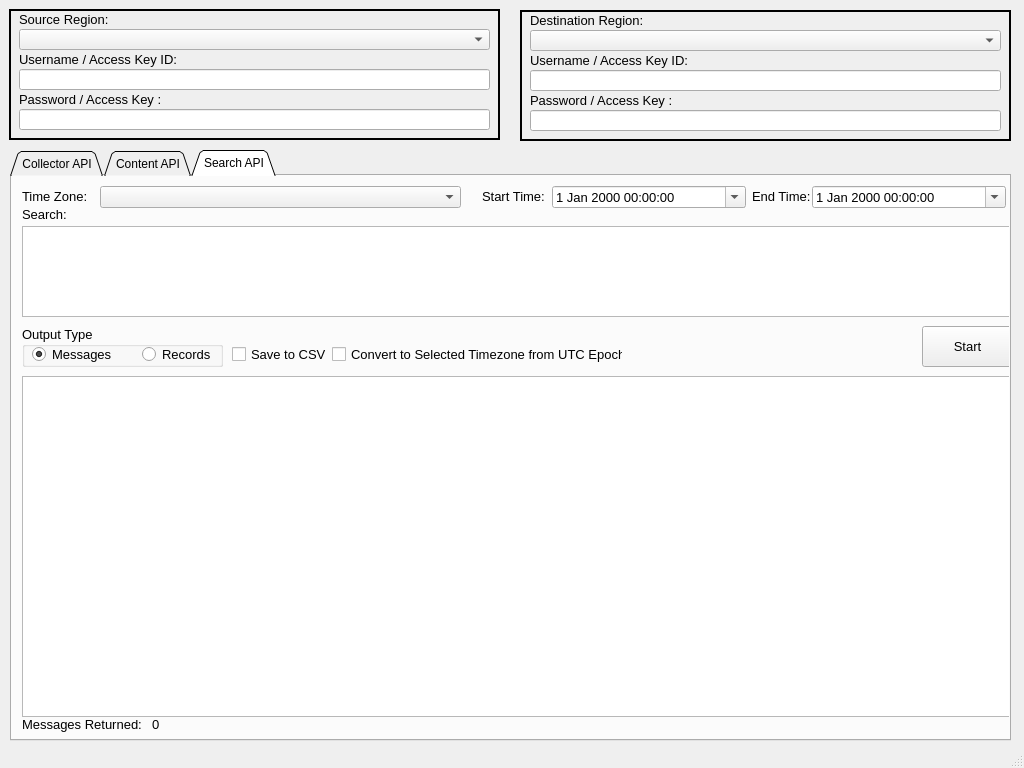
First picture: the form in data/sumotoolbox.ui, repository SumoLogic/sumologictoolbox, before the edit.
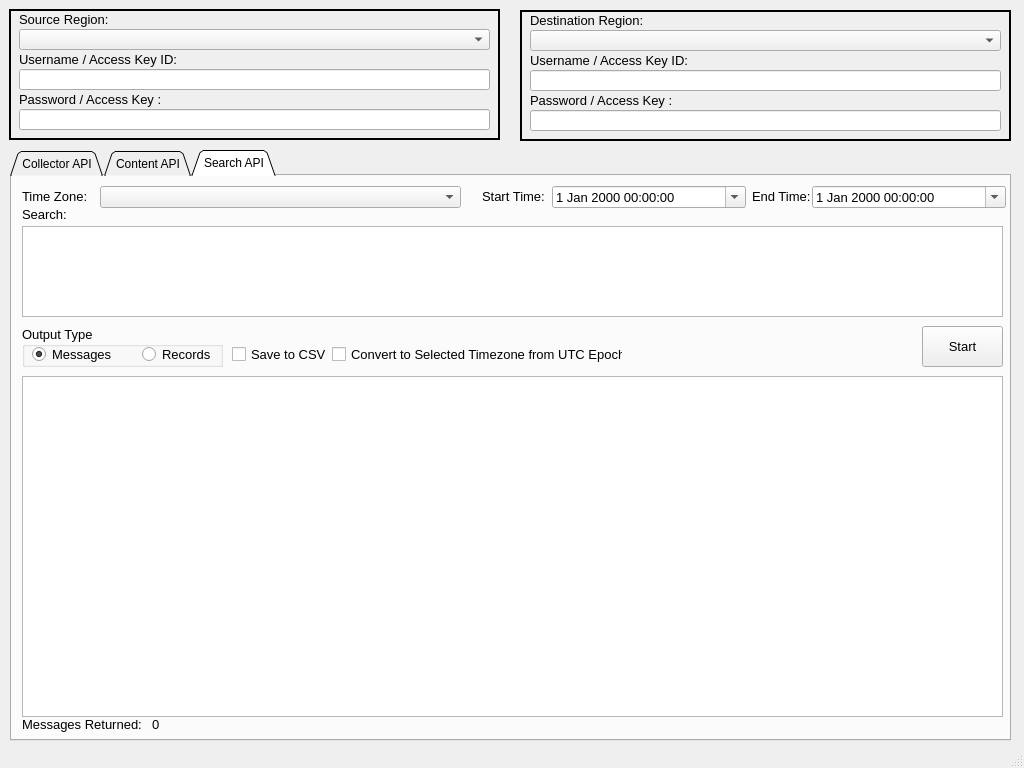
Second picture: the form after the edit. The open tabs and pages were chosen to show the change.

Commit message: Fixed Minor sizing issue in search tab

What changed in the file:
```diff
--- a/data/sumotoolbox.ui
+++ b/data/sumotoolbox.ui
@@ -428,7 +428,7 @@
        <rect>
         <x>910</x>
         <y>150</y>
-        <width>91</width>
+        <width>81</width>
         <height>41</height>
        </rect>
       </property>
@@ -447,7 +447,7 @@
        <rect>
         <x>10</x>
         <y>200</y>
-        <width>991</width>
+        <width>981</width>
         <height>341</height>
        </rect>
       </property>
@@ -493,7 +493,7 @@
        <rect>
         <x>10</x>
         <y>50</y>
-        <width>991</width>
+        <width>981</width>
         <height>91</height>
        </rect>
       </property>
```
Left out of the diff: 2 changed lines with no effect on the pictures.
